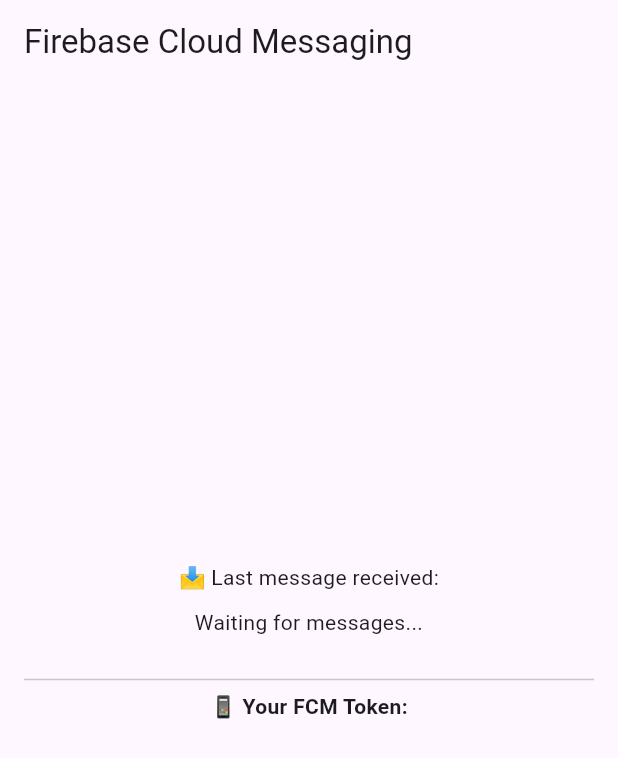
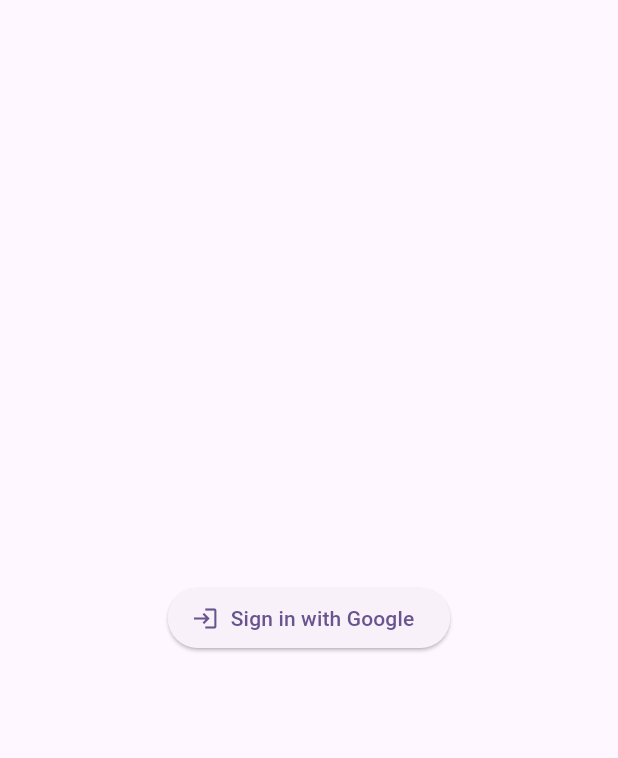
Before and after one commit to AjiSuryawan/latihan_fcm_11pplg1, a Flutter app: the screen it shows after launch, on a phone screen of 412 x 824 dp. Shown: the top 758 px of the screen. Run offline on Flutter 3.47's test engine with Material 3 defaults, Android fonts, the phone set to English and light mode, and no system bars; our stand-ins replace firebase_auth, firebase_core, firebase_messaging, get, google_sign_in; accounts and stored records are empty.

Commit message:
add google sign in

```diff
--- /dev/null
+++ b/lib/login_google.dart
@@ -0,0 +1,21 @@
+import 'package:flutter/material.dart';
+import 'package:flutter_application_1/auth_controller.dart';
+import 'package:get/get.dart';
+
+class LoginGoogle extends StatelessWidget {
+  const LoginGoogle({super.key});
+
+  @override
+  Widget build(BuildContext context) {
+    final AuthController controller = Get.put(AuthController());
+    return Scaffold(
+      body: Center(
+        child: ElevatedButton.icon(
+          icon: const Icon(Icons.login),
+          label: const Text("Sign in with Google"),
+          onPressed: controller.signInWithGoogle,
+        ),
+      ),
+    );
+  }
+}
--- a/lib/main.dart
+++ b/lib/main.dart
@@ -2,6 +2,7 @@ import 'package:firebase_core/firebase_core.dart';
 import 'package:firebase_messaging/firebase_messaging.dart';
 import 'package:flutter/material.dart';
 import 'package:flutter_application_1/home_page.dart';
+import 'package:flutter_application_1/login_google.dart';
 import 'package:get/get.dart';
 
 // Background message handler
@@ -30,7 +31,8 @@ class MyApp extends StatelessWidget {
       theme: ThemeData(
         colorScheme: ColorScheme.fromSeed(seedColor: Colors.deepPurple),
       ),
-      home: const HomePage(),
+      // home: const HomePage(),
+      home: const LoginGoogle(),
     );
   }
 }
--- a/pubspec.yaml
+++ b/pubspec.yaml
@@ -37,6 +37,8 @@ dependencies:
   firebase_core: ^3.6.0
   firebase_messaging: ^15.0.4
   get: ^4.6.6
+  firebase_auth: ^5.7.0
+  google_sign_in: ^6.2.1
 
 dev_dependencies:
   flutter_test:
@@ -62,7 +64,7 @@ flutter:
 
   # To add assets to your application, add an assets section, like this:
   # assets:
-  #   - images/a_dot_burr.jpeg
+  #   - images/*
   #   - images/a_dot_ham.jpeg
 
   # An image asset can refer to one or more resolution-specific "variants", see
```
Also changed, not shown: lib/auth_controller.dart (added, +59 -0 lines), pubspec.lock, 3 other files.
